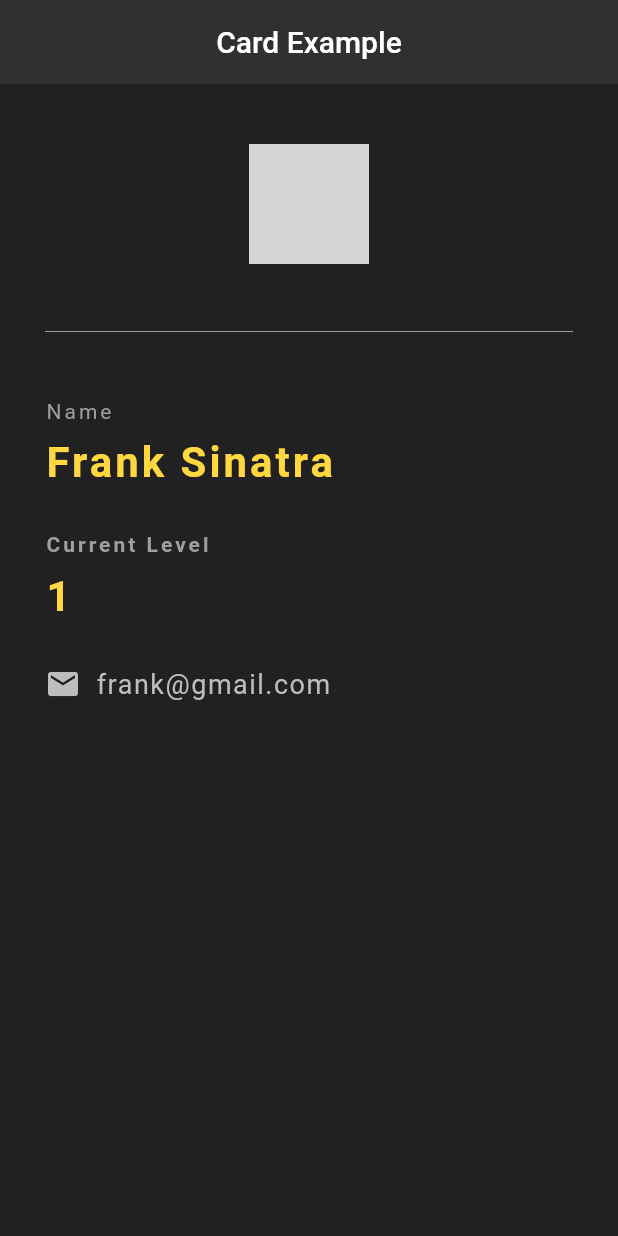
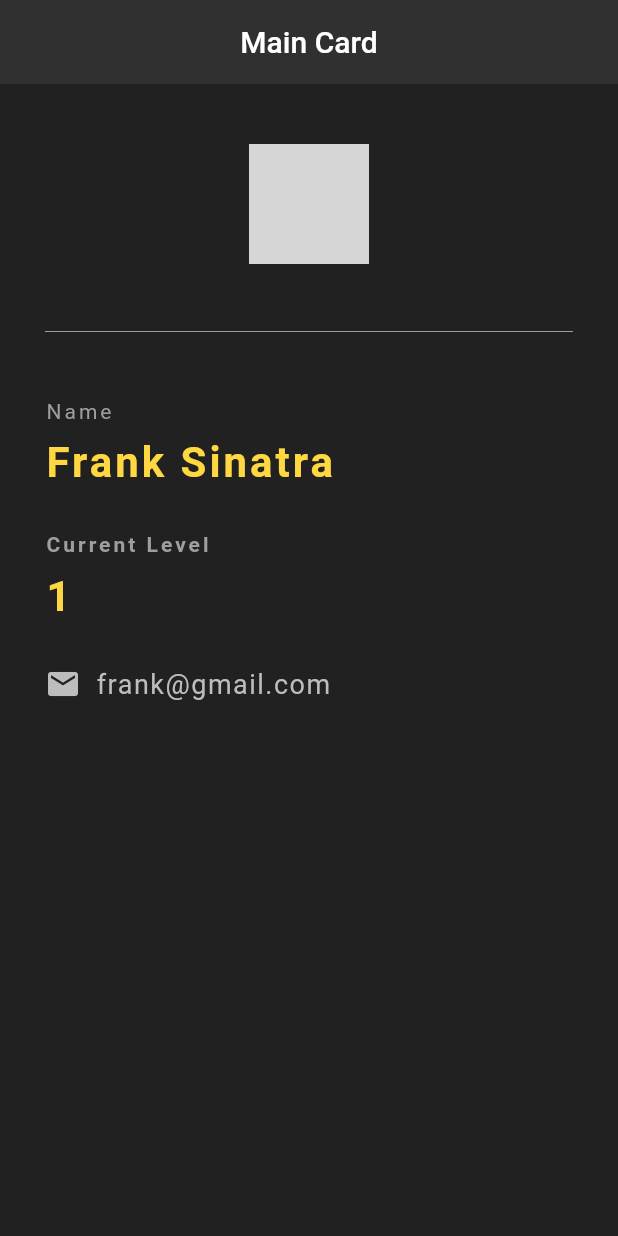
Before and after one commit to gjuliao/weather_flutter_app, a Flutter app: the screen it shows after launch, on a phone screen of 412 x 824 dp. Run offline on Flutter 3.47's test engine with Material 2 defaults, Android fonts, the phone set to English and light mode, and no system bars; grey boxes are pictures that could not be loaded.

Commit message:
Changed card title

```diff
--- a/lib/main.dart
+++ b/lib/main.dart
@@ -19,7 +19,7 @@ class _CardState extends State<Card> {
     return Scaffold(
       backgroundColor: Colors.grey[900],
       appBar: AppBar(
-        title: const Text('Card Example'),
+        title: const Text('Main Card'),
         centerTitle: true,
         backgroundColor: Colors.grey[850],
         elevation: 0.0,
```
